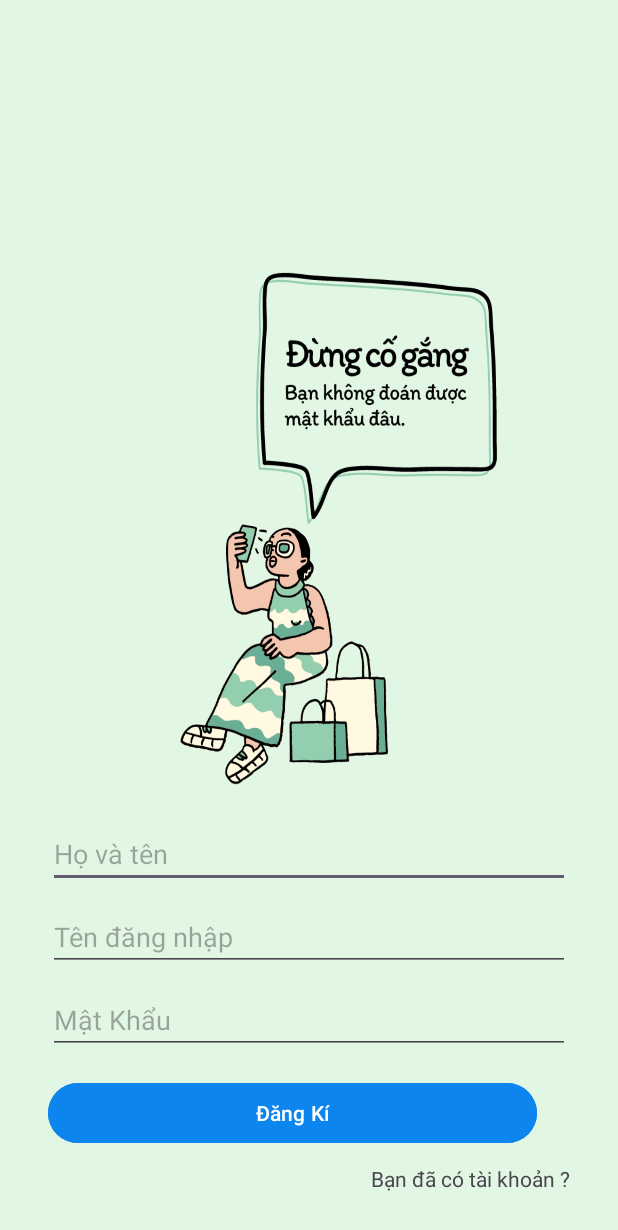
After one commit to trunglv2303/DoAnCoso3, an Android app: the RegisterActivity screen opened directly, with no data from a screen before it, on a phone screen of 412 x 824 dp. The commit adds this screen. Shown: the top 1230 px of the screen. Run offline under Robolectric (Android 15) with nearby library versions, the phone set to English and light mode, and no system bars; our stand-ins replace Firebase (no records; nobody signed in at launch, a user with empty details on screens opened directly), data binding.

Commit message:
14052024_Login_Register

```diff
--- a/DACS3/app/src/main/AndroidManifest.xml
+++ b/DACS3/app/src/main/AndroidManifest.xml
@@ -15,9 +15,13 @@
         <activity
             android:name=".MainActivity"
             android:exported="true">
+        </activity>
+        <activity android:name=".RegisterActivity" />
+        <activity
+            android:name=".LoginActivity"
+            android:exported="true">
             <intent-filter>
                 <action android:name="android.intent.action.MAIN" />
-
                 <category android:name="android.intent.category.LAUNCHER" />
             </intent-filter>
         </activity>
--- a/DACS3/app/src/main/java/com/lmh/minhhoang/dacs3/MainActivity.kt
+++ b/DACS3/app/src/main/java/com/lmh/minhhoang/dacs3/MainActivity.kt
@@ -2,10 +2,13 @@ package com.lmh.minhhoang.dacs3
 
 import androidx.appcompat.app.AppCompatActivity
 import android.os.Bundle
+import com.lmh.minhhoang.dacs3.databinding.ActivityMainBinding
 
 class MainActivity : AppCompatActivity() {
+    private lateinit var binding: ActivityMainBinding
     override fun onCreate(savedInstanceState: Bundle?) {
         super.onCreate(savedInstanceState)
-        setContentView(R.layout.activity_main)
+        binding = ActivityMainBinding.inflate(layoutInflater)
+        setContentView(binding.root)
     }
 }
--- /dev/null
+++ b/DACS3/app/src/main/java/com/lmh/minhhoang/dacs3/RegisterActivity.kt
@@ -0,0 +1,51 @@
+package com.lmh.minhhoang.dacs3
+
+import android.content.Intent
+import android.os.Bundle
+import android.os.PersistableBundle
+import android.widget.Toast
+import androidx.appcompat.app.AppCompatActivity
+import androidx.databinding.DataBindingUtil
+import com.google.android.gms.tasks.OnCompleteListener
+import com.google.firebase.auth.AuthResult
+import com.google.firebase.auth.FirebaseAuth
+import com.lmh.minhhoang.dacs3.databinding.ActivityRegisterBinding
+
+class RegisterActivity : AppCompatActivity() {
+    private lateinit var fb: FirebaseAuth
+    private lateinit var binding: ActivityRegisterBinding;
+    override fun onCreate(savedInstanceState: Bundle?) {
+        super.onCreate(savedInstanceState)
+        binding=DataBindingUtil.setContentView(this,R.layout.activity_register);
+        fb= FirebaseAuth.getInstance()
+        binding.buttonRegister.setOnClickListener {
+            register();
+        }
+        binding.yesuser.setOnClickListener {
+            val intent = Intent(this@RegisterActivity,LoginActivity::class.java)
+            startActivity(intent);
+        }
+    }
+    private fun register() {
+        val name = binding.name.text.toString()
+        val email = binding.username.text.toString()
+        val password = binding.password.text.toString()
+
+        if (name.isEmpty() || email.isEmpty() || password.isEmpty()) {
+            Toast.makeText(this@RegisterActivity, "Vui Lòng Nhập Đầy Đủ Thông Tin", Toast.LENGTH_LONG).show()
+        } else {
+            fb.createUserWithEmailAndPassword(email, password).addOnCompleteListener { task ->
+                if (task.isSuccessful) {
+                    Toast.makeText(applicationContext, "Đăng Kí Thành công", Toast.LENGTH_LONG).show()
+                    val intent = Intent(this@RegisterActivity, LoginActivity::class.java)
+                    startActivity(intent)
+                    finish()
+                } else {
+                    val errorMessage = task.exception?.message ?: "Lỗi không xác định"
+                    Toast.makeText(applicationContext, errorMessage, Toast.LENGTH_LONG).show()
+                }
+            }
+        }
+    }
+
+}
--- /dev/null
+++ b/DACS3/app/src/main/res/layout/activity_register.xml
@@ -0,0 +1,75 @@
+<?xml version="1.0" encoding="utf-8"?>
+<layout xmlns:android="http://schemas.android.com/apk/res/android"
+    xmlns:app="http://schemas.android.com/apk/res-auto"
+    xmlns:tools="http://schemas.android.com/tools">
+
+    <androidx.constraintlayout.widget.ConstraintLayout
+        android:layout_width="match_parent"
+        android:layout_height="match_parent"
+        android:background="@drawable/backgroud">
+
+        <LinearLayout
+            android:layout_width="408dp"
+            android:layout_height="291dp"
+            android:layout_marginBottom="16dp"
+            android:orientation="vertical"
+            app:layout_constraintBottom_toBottomOf="parent"
+            app:layout_constraintEnd_toEndOf="parent"
+            app:layout_constraintHorizontal_bias="0.476"
+            app:layout_constraintStart_toStartOf="parent"
+            tools:ignore="MissingConstraints">
+
+            <EditText
+                android:id="@+id/name"
+                android:layout_width="match_parent"
+                android:layout_height="wrap_content"
+                android:layout_marginStart="30dp"
+                android:layout_marginTop="30dp"
+                android:layout_marginEnd="30dp"
+                android:hint="Họ và tên" />
+
+            <EditText
+                android:id="@+id/username"
+                android:layout_width="match_parent"
+                android:layout_height="wrap_content"
+                android:layout_marginStart="30dp"
+                android:layout_marginTop="10dp"
+                android:layout_marginEnd="30dp"
+                android:hint="Tên đăng nhập" />
+
+            <EditText
+                android:id="@+id/password"
+                android:layout_width="match_parent"
+                android:layout_height="wrap_content"
+                android:layout_below="@id/username"
+                android:layout_marginStart="30dp"
+                android:layout_marginTop="10dp"
+                android:layout_marginEnd="30dp"
+                android:hint="Mật Khẩu"
+                android:inputType="textPassword" />
+
+            <Button
+                android:id="@+id/buttonRegister"
+                android:layout_width="326dp"
+                android:layout_height="wrap_content"
+                android:layout_below="@id/password"
+                android:layout_marginStart="30dp"
+                android:layout_marginTop="15dp"
+                android:layout_marginEnd="30dp"
+                android:backgroundTint="#0C85EE"
+                android:text="Đăng Kí" />
+
+            <TextView
+                android:id="@+id/yesuser"
+                android:layout_width="wrap_content"
+                android:layout_height="wrap_content"
+                android:layout_gravity="end"
+                android:layout_marginStart="30dp"
+                android:layout_marginTop="10dp"
+                android:layout_marginEnd="30dp"
+                android:text="Bạn đã có tài khoản ?" />
+
+        </LinearLayout>
+
+    </androidx.constraintlayout.widget.ConstraintLayout>
+</layout>
--- a/DACS3/build.gradle.kts
+++ b/DACS3/build.gradle.kts
@@ -1,3 +1,8 @@
+buildscript {
+    dependencies {
+        classpath("com.google.gms:google-services:4.4.1")
+    }
+}
 // Top-level build file where you can add configuration options common to all sub-projects/modules.
 plugins {
     id("com.android.application") version "8.2.0" apply false
```
Also changed, not shown: DACS3/app/build.gradle.kts (+7 -0 lines), DACS3/app/src/main/java/com/lmh/minhhoang/dacs3/LoginActivity.kt (added, +50 -0 lines), DACS3/app/src/main/java/com/lmh/minhhoang/dacs3/model/Users.java (added, +28 -0 lines), DACS3/app/src/main/res/layout/activity_login.xml (added, +65 -0 lines), DACS3/app/src/main/res/layout/activity_main.xml (+10 -14 lines), DACS3/app/src/main/res/drawable/backgroud.png (added), 1 other file.
